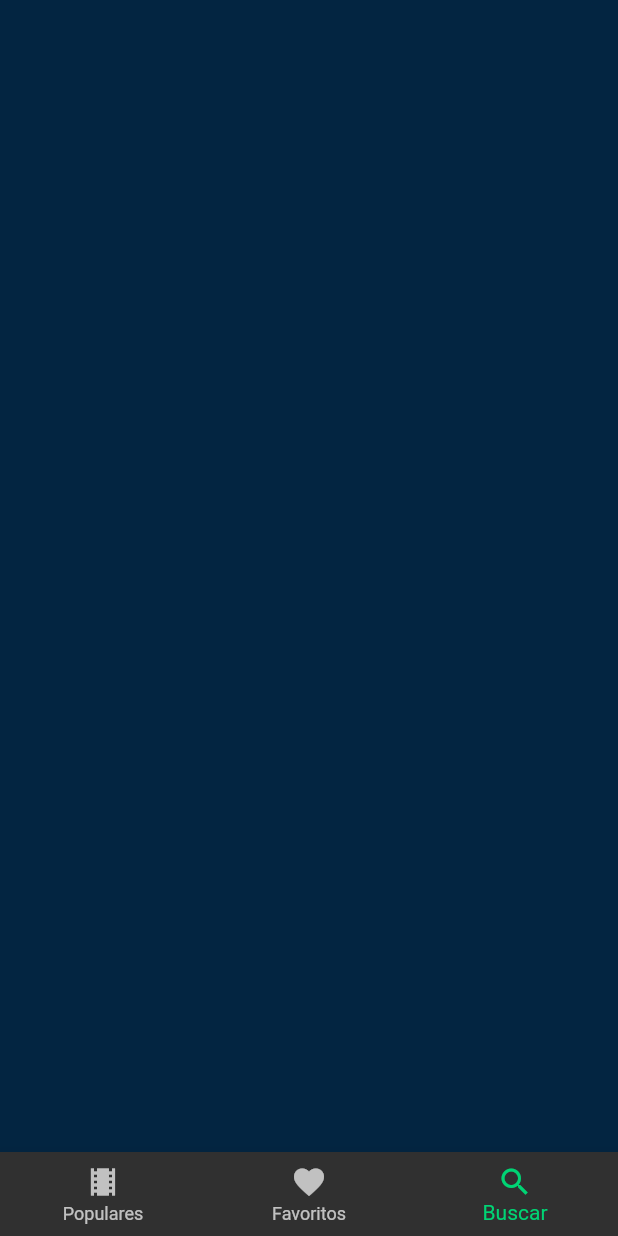
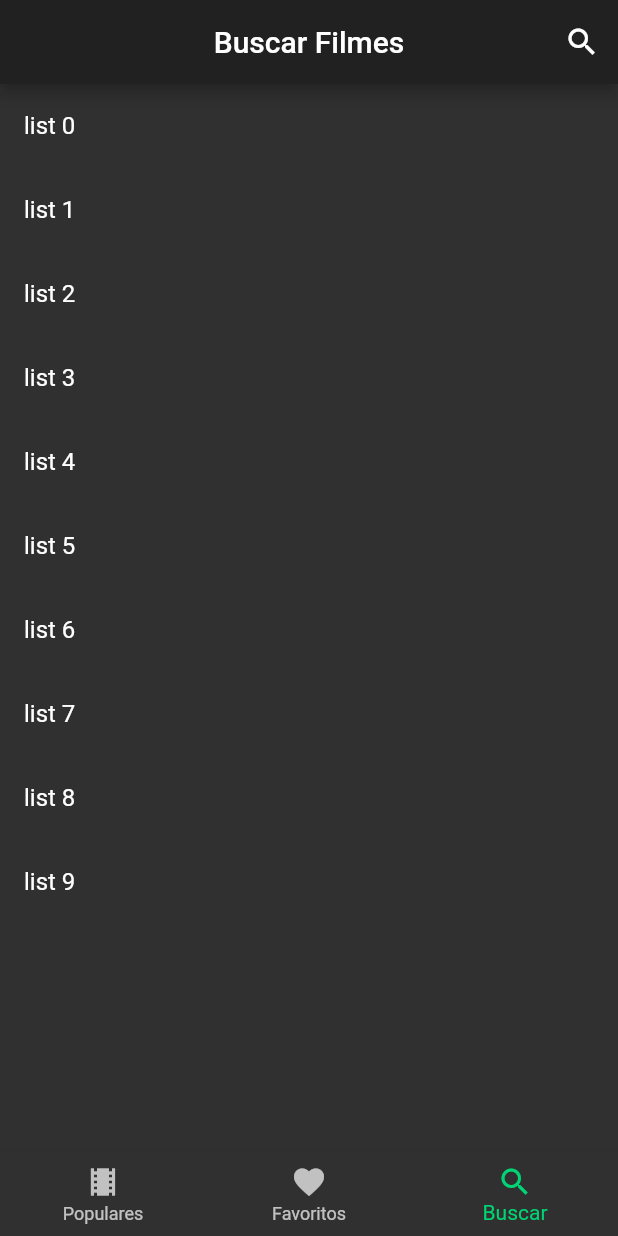
Before and after one commit to Drawiin/my-movies-android, a Flutter app: the screen it shows after launch, swiped to page 3, on a phone screen of 412 x 824 dp. Run offline on Flutter 3.47's test engine with Material 2 defaults, Android fonts, the phone set to English and light mode, and no system bars; our stand-ins replace shared_preferences, transparent_image; network calls fail.

Commit message:
search srenn created

```diff
--- a/lib/components/LoadingPlaceholder.dart
+++ b/lib/components/LoadingPlaceholder.dart
@@ -2,10 +2,12 @@ import 'package:flutter/material.dart';
 import 'package:my_movies_app/styles/AppColors.dart';
 
 class LoadingPlaceholder extends StatelessWidget {
+  const LoadingPlaceholder();
+
   @override
   Widget build(BuildContext context) {
     return Center(
-      child: CircularProgressIndicator(
+      child: const CircularProgressIndicator(
         valueColor: AlwaysStoppedAnimation<Color>(AppColors.textOnPrimary),
       ),
     );
--- a/lib/screens/Search.dart
+++ b/lib/screens/Search.dart
@@ -1,7 +1,8 @@
 import 'package:flutter/material.dart';
-import 'package:my_movies_app/styles/AppColors.dart';
 
 class Search extends StatefulWidget {
+  final List<String> list = List.generate(10, (index) => 'list $index');
+
   @override
   _SearchState createState() => _SearchState();
 }
@@ -9,8 +10,87 @@ class Search extends StatefulWidget {
 class _SearchState extends State<Search> {
   @override
   Widget build(BuildContext context) {
-    return Container(
-      color: AppColors.secondary,
+    return Scaffold(
+      appBar: AppBar(
+        actions: <Widget>[
+          IconButton(
+            icon: Icon(Icons.search),
+            onPressed: () {
+              showSearch(
+                  context: context,
+                  delegate: MovieSearch(examples: widget.list));
+            },
+          )
+        ],
+        centerTitle: true,
+        title: Text('Buscar Filmes'),
+      ),
+      body: ListView.builder(
+        itemCount: widget.list.length,
+        itemBuilder: (context, index) => ListTile(
+          title: Text(widget.list[index]),
+        ),
+      ),
     );
   }
 }
+
+class MovieSearch extends SearchDelegate<String> {
+  final List<String> examples;
+
+  MovieSearch({this.examples}) : super(searchFieldLabel: 'Buscar filmes');
+
+  @override
+  ThemeData appBarTheme(BuildContext context) => Theme.of(context);
+
+  @override
+  List<Widget> buildActions(BuildContext context) {
+    return <Widget>[
+      IconButton(
+        icon: Icon(Icons.close),
+        onPressed: () {
+          query = "";
+        },
+      )
+    ];
+  }
+
+  @override
+  Widget buildLeading(BuildContext context) {
+    return IconButton(
+      icon: Icon(Icons.arrow_back),
+      onPressed: () {
+        Navigator.pop(context);
+      },
+    );
+  }
+
+  @override
+  Widget buildResults(BuildContext context) {
+    return Center(
+      child: Text('Heyyyy'),
+    );
+  }
+
+  String selectedResult;
+
+  @override
+  Widget buildSuggestions(BuildContext context) {
+    List<String> suggestions = [];
+    List<String> recentList = [];
+    query.isEmpty
+        ? suggestions = recentList
+        : suggestions
+            .addAll(examples.where((element) => element.contains(query)));
+    return ListView.builder(
+      itemBuilder: (context, index) => ListTile(
+        title: Text(suggestions[index]),
+        onTap: () {
+          selectedResult = suggestions[index];
+          showResults(context);
+        },
+      ),
+      itemCount: suggestions.length,
+    );
+  }
+}
```
Also changed, not shown: lib/components/MoviesList.dart (added, +15 -0 lines).
